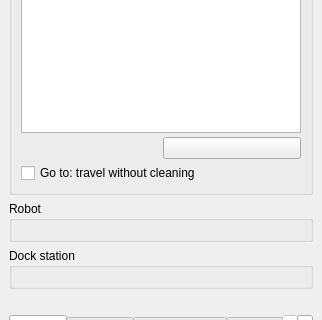
sylsta/homeqgis, file valetudo_qgis/ui/status_panel.ui: the form before one commit; both pictures show x 0 to 322 and y 190 to 510 of the 322 by 880 pixel window.
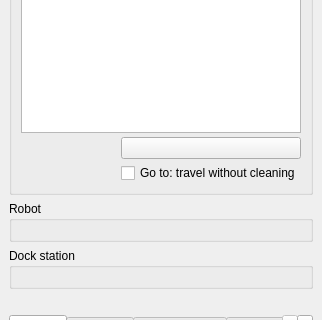
The form after the commit. Custom widgets are drawn as their Qt base class.

Commit message: Panel: 'travel without cleaning' checkbox right under 'Go to…'

Diff of the .ui file:
```diff
--- a/valetudo_qgis/ui/status_panel.ui
+++ b/valetudo_qgis/ui/status_panel.ui
@@ -109,7 +109,7 @@
        <item row="1" column="1">
         <widget class="QPushButton" name="btn_rooms"/>
        </item>
-       <item row="3" column="0" colspan="2">
+       <item row="3" column="1">
         <widget class="QCheckBox" name="chk_goto_quiet">
          <property name="text">
           <string>Go to: travel without cleaning</string>
```
